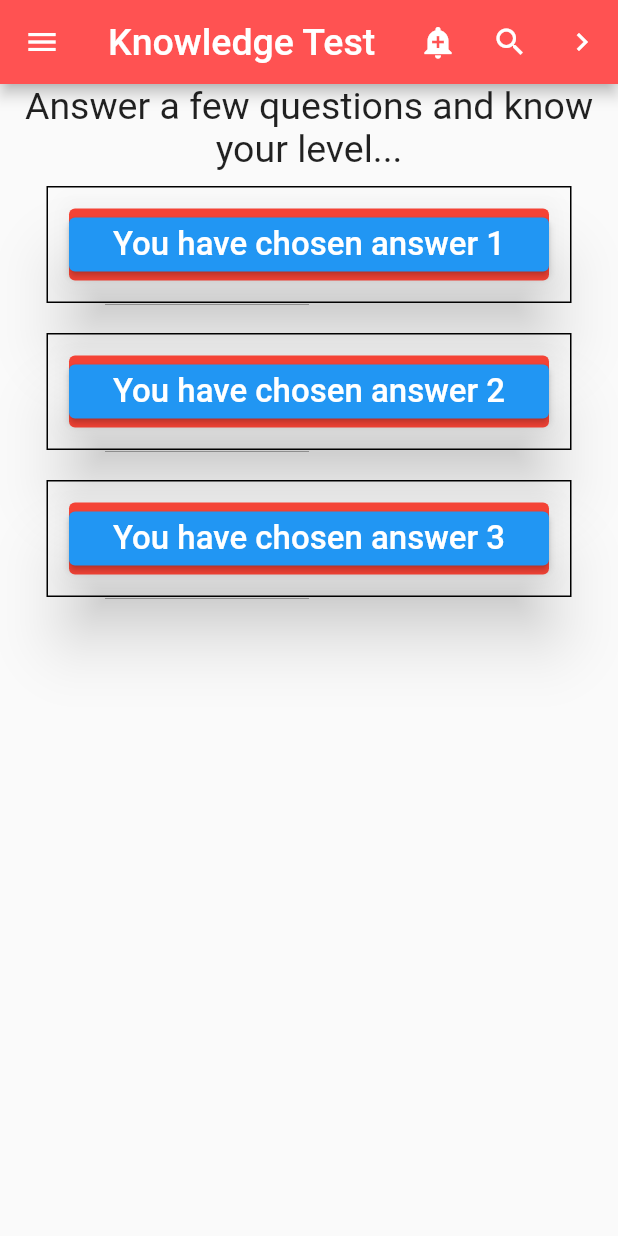
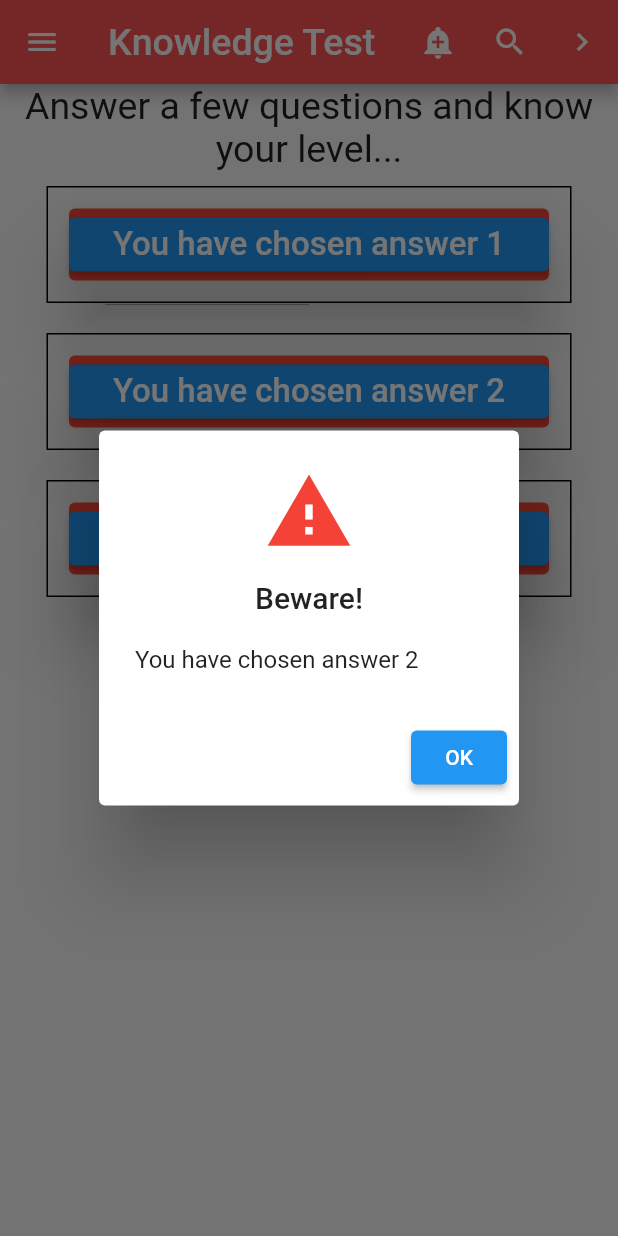
Before and after one commit to miyigun/snackbar_alert_dialog_example, a Flutter app: the screen it shows after launch, after a tap on "You have chosen answer 2", on a phone screen of 412 x 824 dp. Run offline on Flutter 3.47's test engine with Material 2 defaults, Android fonts, the phone set to English and light mode, and no system bars.

Commit message:
Commit 4

```diff
--- a/lib/view/home.dart
+++ b/lib/view/home.dart
@@ -7,6 +7,7 @@ const SnackBar snackBarOne=SnackBar(
     'Alert has been pressed!',
     style: TextStyle(fontSize: 30),
   ),
+  duration: Duration(seconds: 2),
 );
 
 const SnackBar snackBarTwo=SnackBar(
@@ -22,6 +23,35 @@ const SnackBar snackBarThree=SnackBar(
     style: TextStyle(fontSize: 30),
   ),
 );
+
+Future<void> _dialogBuilder(BuildContext context, String content) async {
+  return showDialog<void>(
+    context: context,
+    barrierDismissible: true,
+    useSafeArea: true,
+    useRootNavigator: true,
+    builder: (context){
+      return AlertDialog(
+        icon: const Icon(
+            Icons.warning,
+          size: 60,
+          color: Colors.red,
+        ),
+        title: const Text("Beware!"),
+        content: Text(content),
+        actions: [
+          ElevatedButton(
+            onPressed: (){
+              Navigator.pop(context);
+            },
+            child: const Text('OK'),
+          ),
+        ],
+      );
+    },
+  );
+}
+
 
 void clickNextPage(BuildContext context){
   Navigator.push(
@@ -128,9 +158,7 @@ class Home extends StatelessWidget {
                     color: Colors.white,
                   ),
                 ),
-                onPressed: (){
-
-                },
+                onPressed: () =>  _dialogBuilder(context,'You have chosen answer 1'),
               ),
             ),
           ),
@@ -158,9 +186,7 @@ class Home extends StatelessWidget {
                     color: Colors.white,
                   ),
                 ),
-                onPressed: (){
-
-                },
+                onPressed: () =>  _dialogBuilder(context,'You have chosen answer 2'),
               ),
             ),
           ),
@@ -188,9 +214,9 @@ class Home extends StatelessWidget {
                     color: Colors.white,
                   ),
                 ),
-                onPressed: (){
+                onPressed: () =>  _dialogBuilder(context,'You have chosen answer 3'),
 
-                },
+
               ),
             ),
           ),
```
